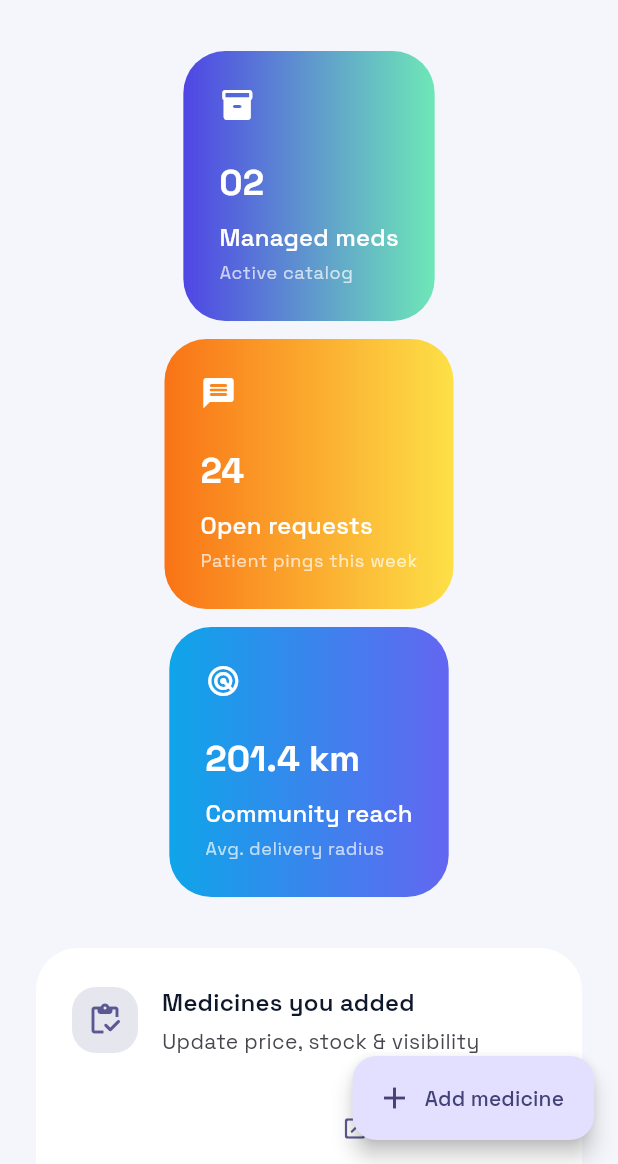
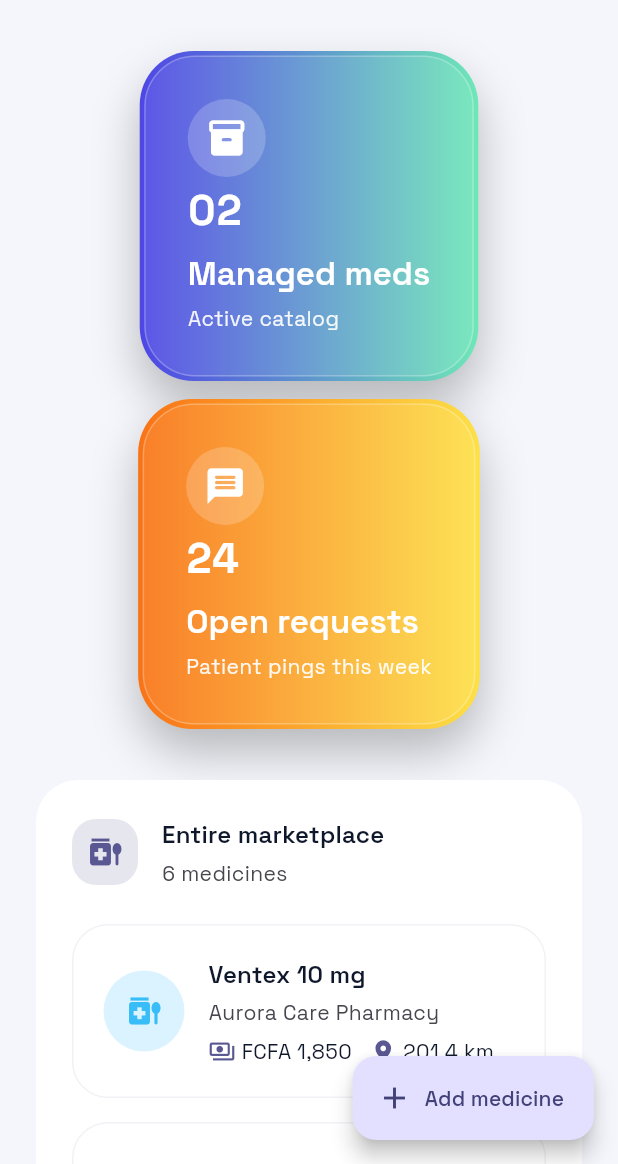
Before and after one commit to Kynmmarshall/drug_spot, a Flutter app: the PharmacyDashboardScreen screen opened directly, on a phone screen of 412 x 824 dp, the part 72-1236 px from its top. Run offline on Flutter 3.47's test engine with Material 3 defaults, Android fonts, the phone set to English and light mode, and no system bars; our stand-ins replace flutter_svg, google_fonts; accounts and stored records are empty.

Commit message:
updated pharmacy dashboard

```diff
--- a/lib/core/app_state.dart
+++ b/lib/core/app_state.dart
@@ -5,6 +5,7 @@ import 'package:flutter/material.dart';
 import '../models/app_language.dart';
 import '../models/geo_point.dart';
 import '../models/medicine.dart';
+import '../models/medicine_request.dart';
 import '../models/pharmacy.dart';
 import '../models/user_profile.dart';
 import '../models/user_type.dart';
@@ -86,6 +87,41 @@ class AppState extends ChangeNotifier {
     _seedMedicine('med-lumexa', 'Lumexa Eye Drops', 4100, 'pharmacy-horizon'),
   ];
 
+  late final List<MedicineRequest> _requests = [
+    const MedicineRequest(
+      id: 'req-001',
+      username: 'Aline Djoum',
+      contact: '+237 699 222 123',
+      medicineName: 'Ventex 10 mg',
+      avatarPath: 'assets/avatars/avatar_coral.svg',
+      useAsset: true,
+    ),
+    const MedicineRequest(
+      id: 'req-002',
+      username: 'Maurice Ekome',
+      contact: '+237 676 004 555',
+      medicineName: 'Clarion Insulin',
+      avatarPath: 'assets/avatars/avatar_sunrise.svg',
+      useAsset: true,
+    ),
+    const MedicineRequest(
+      id: 'req-003',
+      username: 'Sophie Ambassa',
+      contact: '+237 670 112 098',
+      medicineName: 'Saflex Cough Relief',
+      avatarPath: 'assets/avatars/avatar_wave.svg',
+      useAsset: true,
+    ),
+    const MedicineRequest(
+      id: 'req-004',
+      username: 'Daryl Mboa',
+      contact: '+237 658 889 400',
+      medicineName: 'Lumexa Eye Drops',
+      avatarPath:
+          'https://images.unsplash.com/photo-1521572267360-ee0c2909d518?auto=format&fit=crop&w=300&q=80',
+    ),
+  ];
+
   UserProfile _pharmacyProfile = const UserProfile(
     username: 'Aurora Care',
     email: 'hello@auroracare.cm',
@@ -115,6 +151,8 @@ class AppState extends ChangeNotifier {
   List<Pharmacy> get pharmacies => _pharmacies.values.toList(growable: false);
 
   List<Medicine> get medicines => List.unmodifiable(_medicines);
+
+  List<MedicineRequest> get medicineRequests => List.unmodifiable(_requests);
 
   Pharmacy get primaryPharmacy => pharmacyById(primaryPharmacyId);
 
--- a/lib/core/localizer.dart
+++ b/lib/core/localizer.dart
@@ -41,6 +41,12 @@ class Localizer {
       'stats_requests_sub': 'Patient pings this week',
       'stats_coverage': 'Community reach',
       'stats_coverage_sub': 'Avg. delivery radius',
+      'requests_screen_title': 'Patient requests',
+      'requests_screen_subtitle':
+          'Review every patient asking your pharmacy for a medicine.',
+      'requests_screen_empty': 'No one has requested a medicine yet.',
+      'requests_contact': 'Contact',
+      'requests_medicine_label': 'Requested',
       'pharmacy_manage_title': 'Medicines you added',
       'pharmacy_manage_sub': 'Update price, stock & visibility',
       'map_title': 'Community map',
@@ -126,6 +132,13 @@ class Localizer {
       'stats_requests_sub': 'Alertes patients cette semaine',
       'stats_coverage': 'Rayon communautaire',
       'stats_coverage_sub': 'Rayon moyen de livraison',
+      'requests_screen_title': 'Demandes patients',
+      'requests_screen_subtitle':
+          'Consultez chaque patient qui attend un médicament chez vous.',
+      'requests_screen_empty':
+          'Aucun patient ne vous a encore demandé de médicament.',
+      'requests_contact': 'Contact',
+      'requests_medicine_label': 'Demande',
       'pharmacy_manage_title': 'Vos médicaments ajoutés',
       'pharmacy_manage_sub': 'Mettez à jour prix, stock et visibilité',
       'map_title': 'Carte communautaire',
--- /dev/null
+++ b/lib/models/medicine_request.dart
@@ -0,0 +1,17 @@
+class MedicineRequest {
+  const MedicineRequest({
+    required this.id,
+    required this.username,
+    required this.contact,
+    required this.medicineName,
+    required this.avatarPath,
+    this.useAsset = false,
+  });
+
+  final String id;
+  final String username;
+  final String contact;
+  final String medicineName;
+  final String avatarPath;
+  final bool useAsset;
+}
--- a/lib/screens/pharmacy_dashboard_screen.dart
+++ b/lib/screens/pharmacy_dashboard_screen.dart
@@ -6,13 +6,13 @@ import '../models/user_type.dart';
 import '../widgets/language_toggle.dart';
 import '../widgets/medicine_form_sheet.dart';
 import '../widgets/medicine_tile.dart';
-import '../widgets/pharmacy_map_card.dart';
 import '../widgets/profile_avatar.dart';
 import '../widgets/section_card.dart';
 import '../widgets/theme_toggle_button.dart';
 import 'community_map_screen.dart';
 import 'profile_screen.dart';
 import 'my_medicines_screen.dart';
+import 'pharmacy_requests_screen.dart';
 
 class PharmacyDashboardScreen extends StatelessWidget {
   const PharmacyDashboardScreen({super.key});
@@ -69,57 +69,10 @@ class PharmacyDashboardScreen extends StatelessWidget {
         padding: const EdgeInsets.fromLTRB(20, 12, 20, 96),
         children: [
           const SizedBox(height: 8),
-          _DashboardStats(ownedMedicines: owned),
-          const SizedBox(height: 24),
-          SectionCard(
-            icon: Icons.inventory_rounded,
-            title: l10n.t('pharmacy_manage_title'),
-            subtitle: l10n.t('pharmacy_manage_sub'),
-            child: Column(
-              crossAxisAlignment: CrossAxisAlignment.stretch,
-              children: [
-                Align(
-                  alignment: Alignment.centerRight,
-                  child: TextButton.icon(
-                    onPressed: () => Navigator.of(context).push(
-                      MaterialPageRoute(
-                        builder: (_) => const MyMedicinesScreen(),
+          _DashboardStats(
+            ownedMedicines: owned,
+            onOpenRequests: () => _openRequestsScreen(context),
           ),
-                    ),
-                    icon: const Icon(Icons.open_in_new_rounded),
-                    label: Text(l10n.t('my_medicines_title')),
-                  ),
-                ),
-                if (owned.isEmpty)
-                  Padding(
-                    padding: const EdgeInsets.symmetric(vertical: 24),
-                    child: Text(
-                      l10n.t('my_medicines_empty_hint'),
-                      textAlign: TextAlign.center,
-                    ),
-                  ),
-                if (owned.isNotEmpty)
-                  ...owned.map(
-                    (medicine) => MedicineTile(
-                      medicine: medicine,
-                      pharmacy: appState.primaryPharmacy,
-                      trailingActions: MedicineTileActions(
-                        onEdit: () =>
-                            _openMedicineSheet(context, medicine: medicine),
-                        onDelete: () {
-                          appState.deleteMedicine(medicine.id);
-                          ScaffoldMessenger.of(context).showSnackBar(
-                            SnackBar(content: Text(l10n.t('med_deleted'))),
-                          );
-                        },
-                      ),
-                    ),
-                  ),
-              ],
-            ),
-          ),
-          const SizedBox(height: 24),
-          PharmacyMapCard(pharmacies: appState.pharmacies),
           const SizedBox(height: 24),
           SectionCard(
             icon: Icons.medication_liquid,
@@ -173,16 +126,25 @@ class PharmacyDashboardScreen extends StatelessWidget {
       },
     );
   }
+
+  void _openRequestsScreen(BuildContext context) {
+    Navigator.of(
+      context,
+    ).push(MaterialPageRoute(builder: (_) => const PharmacyRequestsScreen()));
+  }
 }
 
 class _DashboardStats extends StatelessWidget {
-  const _DashboardStats({required this.ownedMedicines});
+  const _DashboardStats({
+    required this.ownedMedicines,
+    required this.onOpenRequests,
+  });
 
   final List<Medicine> ownedMedicines;
+  final VoidCallback onOpenRequests;
 
   @override
   Widget build(BuildContext context) {
-    final appState = context.appState;
     final l10n = context.l10n;
     final tiles = [
       _StatTile(
@@ -202,16 +164,7 @@ class _DashboardStats extends StatelessWidget {
         gradient: const LinearGradient(
           colors: [Color(0xFFF97316), Color(0xFFFDE047)],
         ),
-      ),
-      _StatTile(
-        icon: Icons.radar_rounded,
-        value:
-            '${appState.distanceFromPatient(appState.primaryPharmacyId).toStringAsFixed(1)} km',
-        label: l10n.t('stats_coverage'),
-        helper: l10n.t('stats_coverage_sub'),
-        gradient: const LinearGradient(
-          colors: [Color(0xFF0EA5E9), Color(0xFF6366F1)],
-        ),
+        onTap: onOpenRequests,
       ),
     ];
 
@@ -254,6 +207,7 @@ class _StatTile extends StatelessWidget {
     required this.label,
     required this.helper,
     required this.gradient,
+    this.onTap,
   });
 
   final IconData icon;
@@ -261,39 +215,79 @@ class _StatTile extends StatelessWidget {
   final String label;
   final String helper;
   final Gradient gradient;
+  final VoidCallback? onTap;
 
   @override
   Widget build(BuildContext context) {
     final theme = Theme.of(context);
-    return Container(
+    final textColor = Colors.white;
+    return GestureDetector(
+      behavior: HitTestBehavior.opaque,
+      onTap: onTap,
+      child: Container(
+        constraints: const BoxConstraints(minHeight: 220),
         decoration: BoxDecoration(
           gradient: gradient,
-        borderRadius: BorderRadius.circular(28),
+          borderRadius: BorderRadius.circular(36),
+          boxShadow: [
+            BoxShadow(
+              color: theme.colorScheme.scrim.withValues(alpha: 0.25),
+              blurRadius: 26,
+              offset: const Offset(0, 16),
             ),
-      padding: const EdgeInsets.all(24),
+          ],
+        ),
+        child: Container(
+          margin: const EdgeInsets.all(3),
+          padding: const EdgeInsets.all(28),
+          decoration: BoxDecoration(
+            borderRadius: BorderRadius.circular(34),
+            color: Colors.white.withValues(alpha: 0.08),
+            border: Border.all(color: Colors.white.withValues(alpha: 0.25)),
+          ),
           child: Column(
             crossAxisAlignment: CrossAxisAlignment.start,
+            mainAxisAlignment: MainAxisAlignment.spaceBetween,
             children: [
-          Icon(icon, color: Colors.white),
-          const SizedBox(height: 24),
+              Container(
+                padding: const EdgeInsets.all(12),
+                decoration: BoxDecoration(
+                  color: Colors.white.withValues(alpha: 0.2),
+                  shape: BoxShape.circle,
+                ),
+                child: Icon(icon, color: textColor, size: 28),
+              ),
+              Column(
+                crossAxisAlignment: CrossAxisAlignment.start,
+                children: [
                   Text(
                     value,
-            style: theme.textTheme.headlineSmall?.copyWith(
-              color: Colors.white,
-              fontWeight: FontWeight.w700,
+                    style: theme.textTheme.headlineMedium?.copyWith(
+                      color: textColor,
+                      fontWeight: FontWeight.w800,
+                      letterSpacing: 0.8,
                     ),
                   ),
-          const SizedBox(height: 8),
+                  const SizedBox(height: 10),
                   Text(
                     label,
-            style: theme.textTheme.titleMedium?.copyWith(color: Colors.white),
+                    style: theme.textTheme.titleLarge?.copyWith(
+                      color: textColor,
+                      fontWeight: FontWeight.w600,
                     ),
-          const SizedBox(height: 4),
+                  ),
+                  const SizedBox(height: 6),
                   Text(
                     helper,
-            style: theme.textTheme.bodySmall?.copyWith(color: Colors.white70),
+                    style: theme.textTheme.bodyMedium?.copyWith(
+                      color: textColor.withValues(alpha: 0.92),
+                    ),
                   ),
                 ],
+              ),
+            ],
+          ),
+        ),
       ),
     );
   }
```
Also changed, not shown: lib/screens/pharmacy_requests_screen.dart (added, +154 -0 lines). Lines whose indentation alone changed are shown as unchanged.
